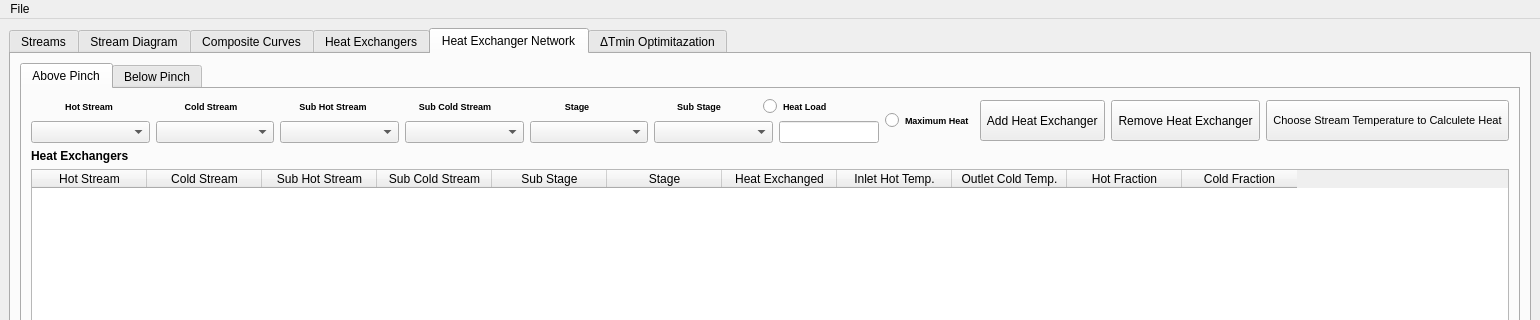
Old version of the form interface/MPinch.ui in the repository CarlosTadeuVassoler/MPinch; both pictures show x 0 to 1540 and y 0 to 320 of the 1540 by 711 pixel window.
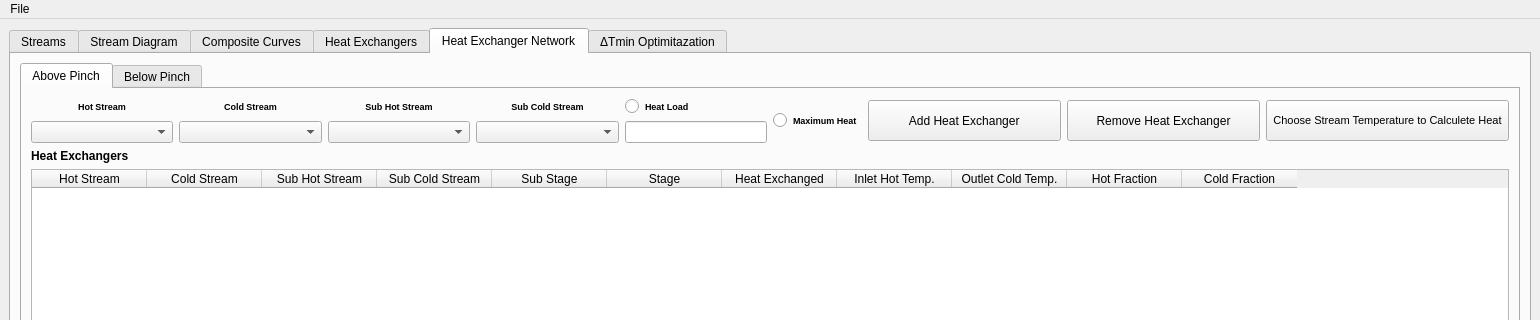
New version of the form. The open tabs and pages were chosen to show the change.

Patch:
```diff
--- a/interface/MPinch.ui
+++ b/interface/MPinch.ui
@@ -1340,8 +1340,6 @@
                 <item>
                  <layout class="QHBoxLayout" name="inputs_e_botoes">
                   <item>
-                   <layout class="QHBoxLayout" name="botoes_input_2">
-                    <item>
                      <layout class="QVBoxLayout" name="inputs">
                       <item>
                        <layout class="QHBoxLayout" name="labels_input">
@@ -1437,54 +1435,14 @@
                           </property>
                          </widget>
                         </item>
-                        <item>
-                         <widget class="QLabel" name="label_13">
-                          <property name="maximumSize">
-                           <size>
-                            <width>16777215</width>
-                            <height>16777215</height>
-                           </size>
-                          </property>
-                          <property name="font">
-                           <font>
-                            <pointsize>7</pointsize>
-                            <weight>75</weight>
-                            <bold>true</bold>
-                           </font>
-                          </property>
-                          <property name="text">
-                           <string>Stage</string>
-                          </property>
-                          <property name="alignment">
-                           <set>Qt::AlignCenter</set>
-                          </property>
-                         </widget>
-                        </item>
-                        <item>
-                         <widget class="QLabel" name="label_14">
-                          <property name="maximumSize">
-                           <size>
-                            <width>16777215</width>
-                            <height>16777215</height>
-                           </size>
-                          </property>
-                          <property name="font">
-                           <font>
-                            <pointsize>7</pointsize>
-                            <weight>75</weight>
-                            <bold>true</bold>
-                           </font>
-                          </property>
-                          <property name="text">
-                           <string>Sub Stage</string>
-                          </property>
-                          <property name="alignment">
-                           <set>Qt::AlignCenter</set>
-                          </property>
-                         </widget>
-                        </item>
                         <item>
                          <widget class="QRadioButton" name="radioButton">
+                        <property name="sizePolicy">
+                         <sizepolicy hsizetype="Preferred" vsizetype="Preferred">
+                          <horstretch>0</horstretch>
+                          <verstretch>0</verstretch>
+                         </sizepolicy>
+                        </property>
                           <property name="maximumSize">
                            <size>
                             <width>16777215</width>
@@ -1498,6 +1456,9 @@
                             <bold>true</bold>
                            </font>
                           </property>
+                        <property name="layoutDirection">
+                         <enum>Qt::LeftToRight</enum>
+                        </property>
                           <property name="text">
                            <string>Heat Load</string>
                           </property>
@@ -1547,42 +1508,39 @@
                           </property>
                          </widget>
                         </item>
-                        <item>
-                         <widget class="QComboBox" name="comboBox_8">
-                          <property name="maximumSize">
-                           <size>
-                            <width>16777215</width>
-                            <height>16777215</height>
-                           </size>
-                          </property>
-                         </widget>
-                        </item>
-                        <item>
-                         <widget class="QComboBox" name="comboBox_7">
-                          <property name="maximumSize">
-                           <size>
-                            <width>16777215</width>
-                            <height>16777215</height>
-                           </size>
-                          </property>
-                         </widget>
-                        </item>
                         <item>
                          <widget class="QLineEdit" name="lineEdit_5">
+                        <property name="sizePolicy">
+                         <sizepolicy hsizetype="Preferred" vsizetype="Fixed">
+                          <horstretch>0</horstretch>
+                          <verstretch>0</verstretch>
+                         </sizepolicy>
+                        </property>
                           <property name="maximumSize">
                            <size>
-                            <width>100</width>
+                          <width>16777215</width>
                             <height>16777215</height>
                            </size>
                           </property>
+                        <property name="alignment">
+                         <set>Qt::AlignCenter</set>
+                        </property>
                          </widget>
                         </item>
                        </layout>
                       </item>
                      </layout>
                     </item>
+                  <item>
+                   <layout class="QHBoxLayout" name="botoes_input_2">
                     <item>
                      <widget class="QRadioButton" name="radioButton_4">
+                      <property name="sizePolicy">
+                       <sizepolicy hsizetype="Maximum" vsizetype="Fixed">
+                        <horstretch>0</horstretch>
+                        <verstretch>0</verstretch>
+                       </sizepolicy>
+                      </property>
                       <property name="maximumSize">
                        <size>
                         <width>16777215</width>
@@ -1603,6 +1561,12 @@
                     </item>
                     <item>
                      <widget class="QPushButton" name="pushButton_6">
+                      <property name="sizePolicy">
+                       <sizepolicy hsizetype="Minimum" vsizetype="Fixed">
+                        <horstretch>0</horstretch>
+                        <verstretch>0</verstretch>
+                       </sizepolicy>
+                      </property>
                       <property name="minimumSize">
                        <size>
                         <width>0</width>
@@ -1622,6 +1586,12 @@
                     </item>
                     <item>
                      <widget class="QPushButton" name="pushButton_10">
+                      <property name="sizePolicy">
+                       <sizepolicy hsizetype="Minimum" vsizetype="Fixed">
+                        <horstretch>0</horstretch>
+                        <verstretch>0</verstretch>
+                       </sizepolicy>
+                      </property>
                       <property name="minimumSize">
                        <size>
                         <width>0</width>
```
Left out of the diff: 101 changed lines with no effect on the pictures. Lines whose indentation alone changed are shown as unchanged.
